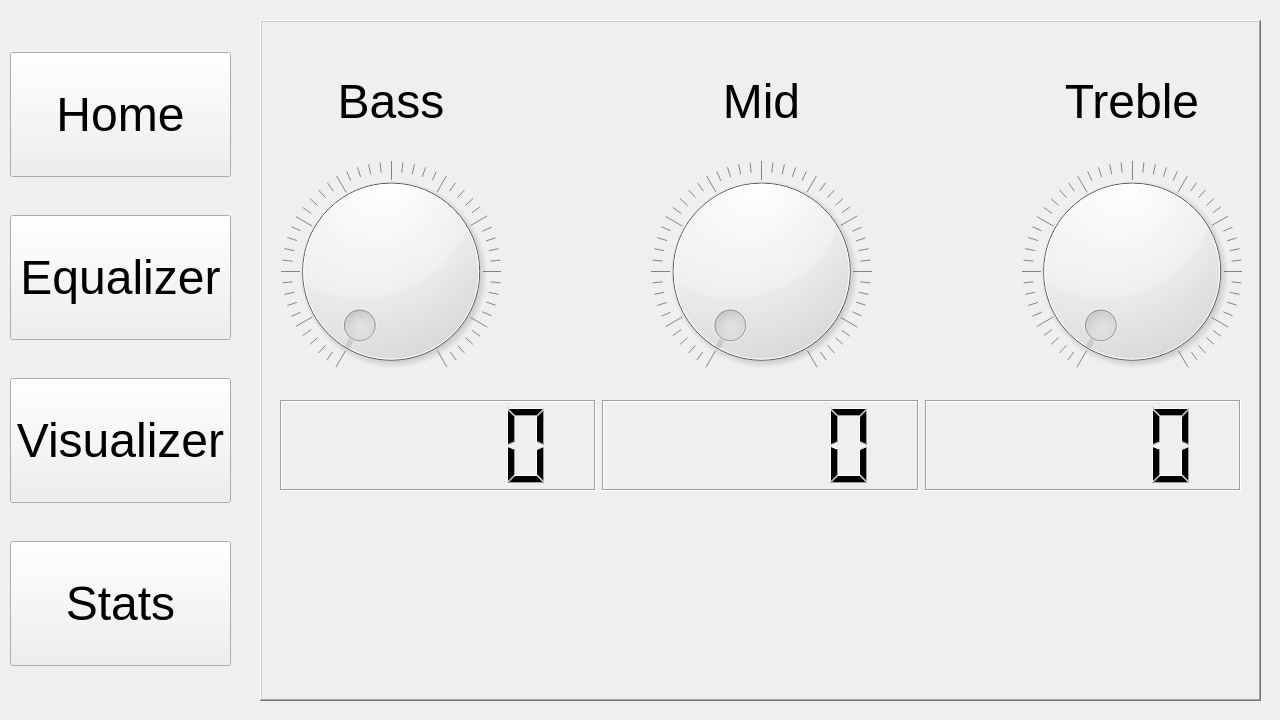
Before: the Qt Designer form BadMouth_main/bm_gui/form.ui in 490-BadMouth/BadMouth, drawn with Qt 5.
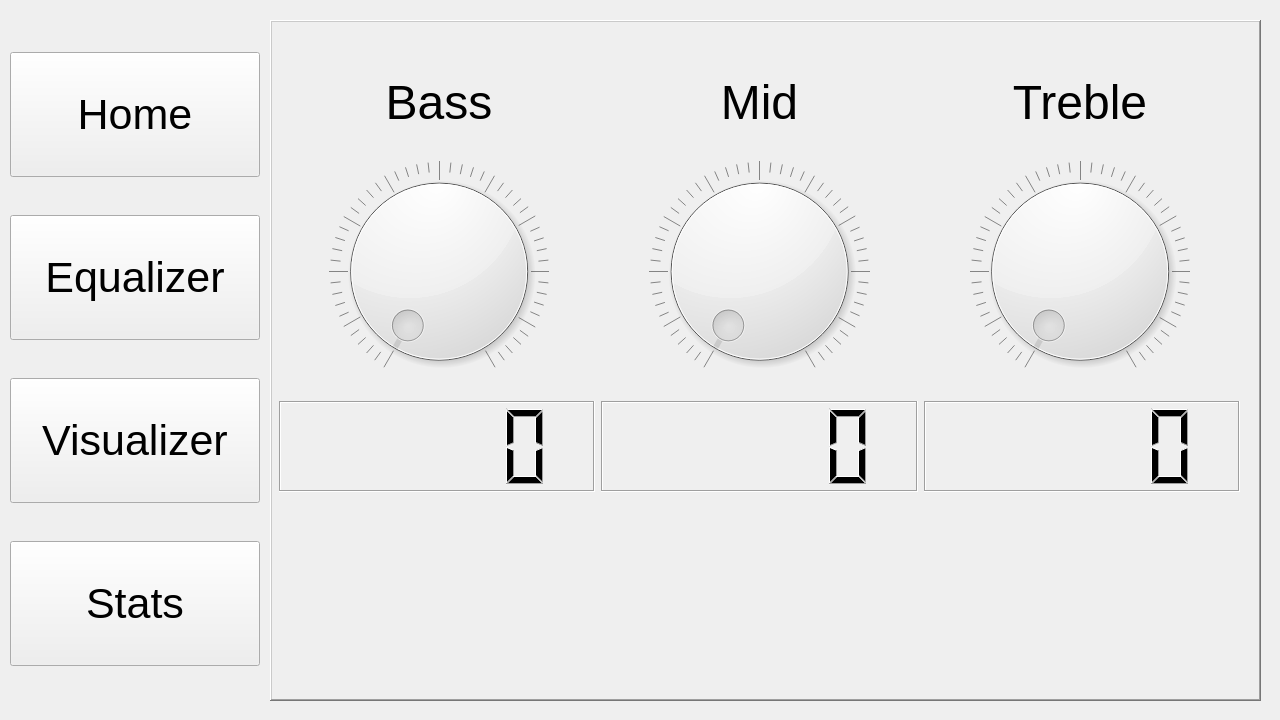
After: the same form once the commit is applied.

Commit message: centered + smaller font

Patch:
```diff
--- a/BadMouth_main/bm_gui/form.ui
+++ b/BadMouth_main/bm_gui/form.ui
@@ -464,7 +464,7 @@
      <rect>
       <x>10</x>
       <y>20</y>
-      <width>221</width>
+      <width>261</width>
       <height>681</height>
      </rect>
     </property>
@@ -473,7 +473,7 @@
       <widget class="QPushButton" name="pushButton_home">
        <property name="maximumSize">
         <size>
-         <width>16777215</width>
+         <width>250</width>
          <height>125</height>
         </size>
        </property>
@@ -486,7 +486,7 @@
        <property name="font">
         <font>
          <family>Ubuntu</family>
-         <pointsize>36</pointsize>
+         <pointsize>32</pointsize>
          <bold>false</bold>
          <stylestrategy>PreferDefault</stylestrategy>
          <kerning>true</kerning>
@@ -504,7 +504,7 @@
       <widget class="QPushButton" name="pushButton_eq">
        <property name="maximumSize">
         <size>
-         <width>16777215</width>
+         <width>250</width>
          <height>125</height>
         </size>
        </property>
@@ -517,7 +517,7 @@
        <property name="font">
         <font>
          <family>Ubuntu</family>
-         <pointsize>36</pointsize>
+         <pointsize>32</pointsize>
          <bold>false</bold>
          <stylestrategy>PreferDefault</stylestrategy>
          <kerning>true</kerning>
@@ -535,7 +535,7 @@
       <widget class="QPushButton" name="pushButton_vis">
        <property name="maximumSize">
         <size>
-         <width>16777215</width>
+         <width>250</width>
          <height>125</height>
         </size>
        </property>
@@ -548,7 +548,7 @@
        <property name="font">
         <font>
          <family>Ubuntu</family>
-         <pointsize>36</pointsize>
+         <pointsize>32</pointsize>
          <bold>false</bold>
          <stylestrategy>PreferDefault</stylestrategy>
          <kerning>true</kerning>
@@ -566,7 +566,7 @@
       <widget class="QPushButton" name="pushButton_stats">
        <property name="maximumSize">
         <size>
-         <width>16777215</width>
+         <width>250</width>
          <height>125</height>
         </size>
        </property>
@@ -579,7 +579,7 @@
        <property name="font">
         <font>
          <family>Ubuntu</family>
-         <pointsize>36</pointsize>
+         <pointsize>32</pointsize>
          <bold>false</bold>
          <stylestrategy>PreferDefault</stylestrategy>
          <kerning>true</kerning>
@@ -598,9 +598,9 @@
    <widget class="QFrame" name="frame_content">
     <property name="geometry">
      <rect>
-      <x>260</x>
+      <x>270</x>
       <y>20</y>
-      <width>1001</width>
+      <width>991</width>
       <height>681</height>
      </rect>
     </property>
@@ -1069,9 +1069,9 @@
     <widget class="QStackedWidget" name="stackedWidget_content">
      <property name="geometry">
       <rect>
-       <x>1</x>
+       <x>-1</x>
        <y>1</y>
-       <width>999</width>
+       <width>1001</width>
        <height>679</height>
       </rect>
      </property>
@@ -1083,7 +1083,7 @@
       <widget class="QWidget" name="horizontalLayoutWidget">
        <property name="geometry">
         <rect>
-         <x>20</x>
+         <x>10</x>
          <y>120</y>
          <width>961</width>
          <height>261</height>
@@ -1091,11 +1091,17 @@
        </property>
        <layout class="QHBoxLayout" name="horizontalLayout">
         <property name="spacing">
-         <number>150</number>
+         <number>100</number>
         </property>
         <property name="sizeConstraint">
          <enum>QLayout::SetDefaultConstraint</enum>
         </property>
+        <property name="leftMargin">
+         <number>50</number>
+        </property>
+        <property name="rightMargin">
+         <number>50</number>
+        </property>
         <item>
          <widget class="QDial" name="dial_2">
           <property name="notchesVisible">
@@ -1122,15 +1128,15 @@
       <widget class="QWidget" name="horizontalLayoutWidget_2">
        <property name="geometry">
         <rect>
-         <x>20</x>
+         <x>10</x>
          <y>40</y>
          <width>961</width>
-         <height>80</height>
+         <height>82</height>
         </rect>
        </property>
        <layout class="QHBoxLayout" name="horizontalLayout_eq_labels">
         <property name="spacing">
-         <number>150</number>
+         <number>0</number>
         </property>
         <item>
          <widget class="QLabel" name="label_bass">
@@ -1182,8 +1188,8 @@
       <widget class="QWidget" name="horizontalLayoutWidget_3">
        <property name="geometry">
         <rect>
-         <x>19</x>
-         <y>379</y>
+         <x>10</x>
+         <y>380</y>
          <width>961</width>
          <height>91</height>
         </rect>
@@ -1191,6 +1197,9 @@
        <layout class="QHBoxLayout" name="horizontalLayout_eq_7segs">
         <item>
          <widget class="QLCDNumber" name="lcdNumber_3">
+          <property name="layoutDirection">
+           <enum>Qt::LeftToRight</enum>
+          </property>
           <property name="frameShadow">
            <enum>QFrame::Sunken</enum>
           </property>
@@ -1205,6 +1214,9 @@
         </item>
         <item>
          <widget class="QLCDNumber" name="lcdNumber">
+          <property name="enabled">
+           <bool>true</bool>
+          </property>
           <property name="frameShadow">
            <enum>QFrame::Sunken</enum>
           </property>
```
The commit also changes 2 other files.
